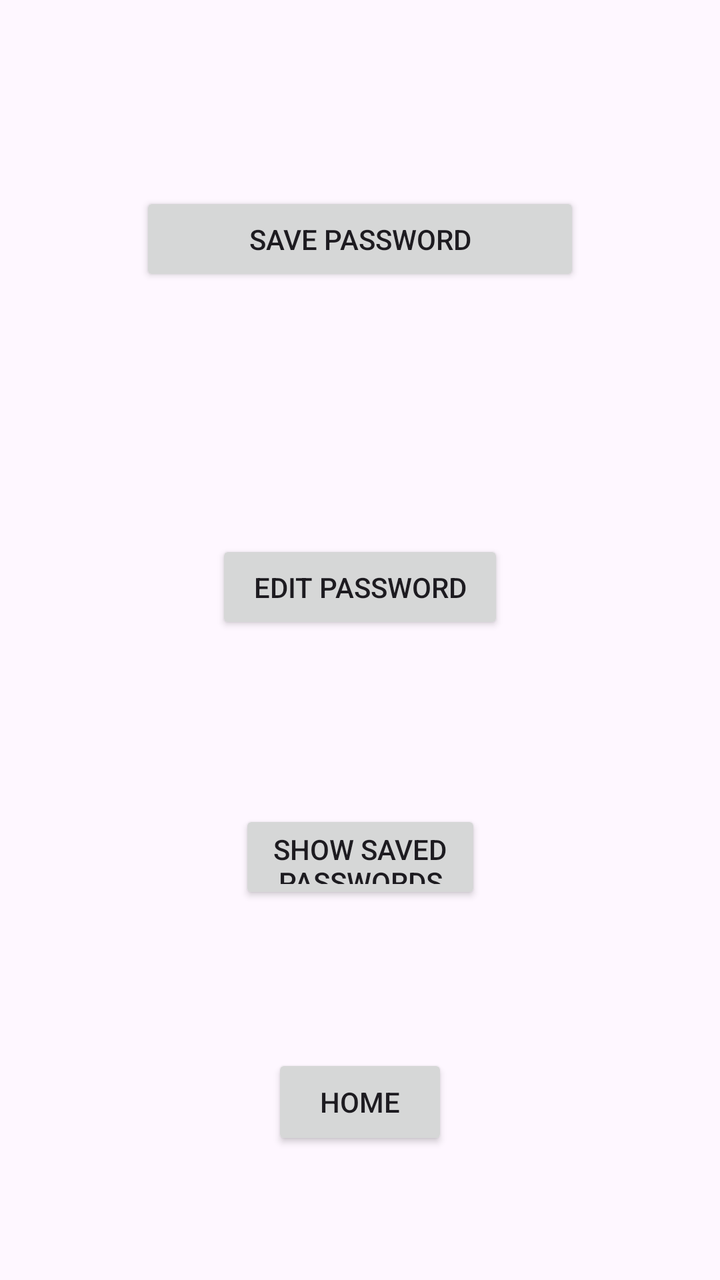
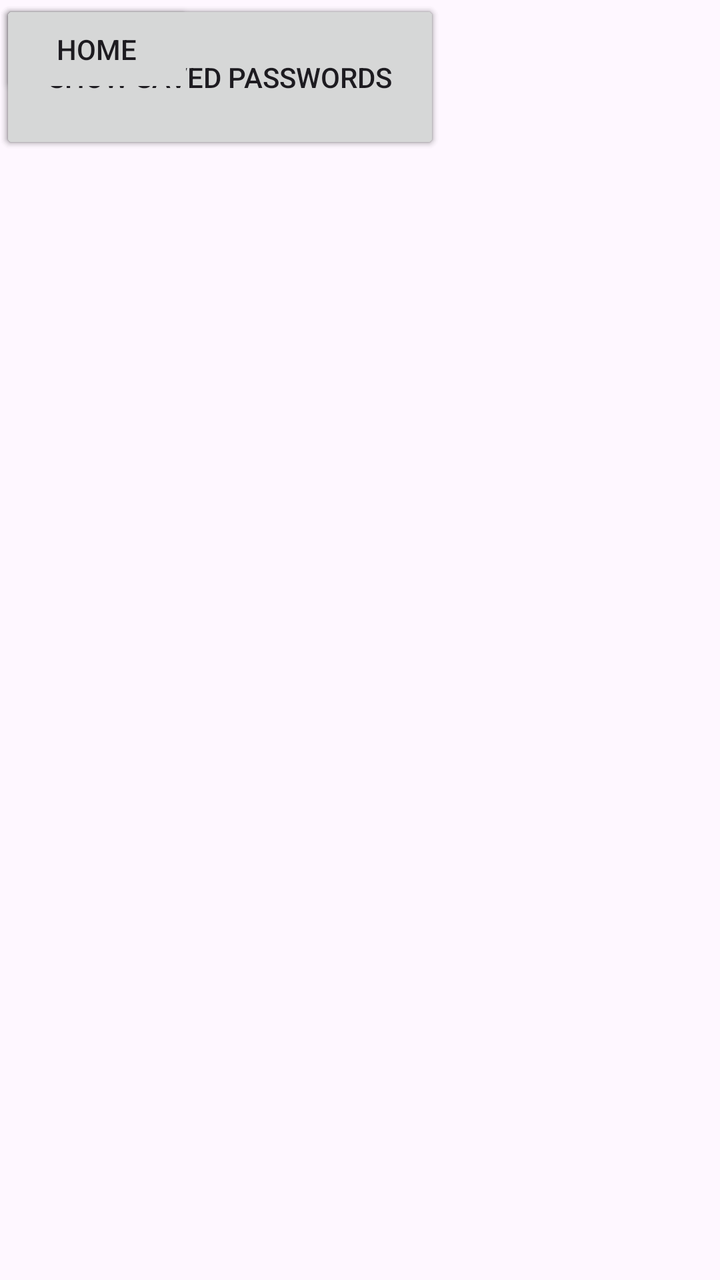

Compare the two renders of this Android layout. The source of the first and the diff that turns it into the second are given below.
<!-- AndroidManifest.xml: application theme Theme.AppInterface1 -->
<!-- res/layout/activity_choice_screen.xml -->
<?xml version="1.0" encoding="utf-8"?>
<androidx.constraintlayout.widget.ConstraintLayout xmlns:android="http://schemas.android.com/apk/res/android"
    xmlns:app="http://schemas.android.com/apk/res-auto"
    xmlns:tools="http://schemas.android.com/tools"
    android:id="@+id/main"
    android:layout_width="match_parent"
    android:layout_height="match_parent"
    tools:context=".choiceScreen">

    <Button
        android:id="@+id/button12"
        android:layout_width="220dp"
        android:layout_height="0dp"
        android:layout_marginTop="96dp"
        android:layout_marginBottom="127dp"
        android:onClick="selectOptions"
        android:text="Save Password"
        app:layout_constraintBottom_toTopOf="@+id/buttonE"
        app:layout_constraintEnd_toEndOf="parent"
        app:layout_constraintStart_toStartOf="parent"
        app:layout_constraintTop_toTopOf="parent" />

    <Button
        android:id="@+id/buttonE"
        android:layout_width="144dp"
        android:layout_height="0dp"
        android:layout_marginBottom="88dp"
        android:onClick="selectOptions"
        android:text="Edit Password"
        app:layout_constraintBottom_toTopOf="@+id/button7"
        app:layout_constraintEnd_toEndOf="parent"
        app:layout_constraintStart_toStartOf="parent"
        app:layout_constraintTop_toBottomOf="@+id/button12" />

    <Button
        android:id="@+id/button7"
        android:layout_width="121dp"
        android:layout_height="0dp"
        android:layout_marginBottom="75dp"
        android:onClick="selectOptions"
        android:text="Show Saved Passwords"
        app:layout_constraintBottom_toTopOf="@+id/button8"
        app:layout_constraintEnd_toEndOf="parent"
        app:layout_constraintStart_toStartOf="parent"
        app:layout_constraintTop_toBottomOf="@+id/buttonE" />

    <Button
        android:id="@+id/button8"
        android:layout_width="wrap_content"
        android:layout_height="wrap_content"
        android:layout_marginBottom="65dp"
        android:onClick="homeScreen"
        android:text="Home"
        app:layout_constraintBottom_toBottomOf="parent"
        app:layout_constraintEnd_toEndOf="parent"
        app:layout_constraintStart_toStartOf="parent"
        app:layout_constraintTop_toBottomOf="@+id/button7" />

</androidx.constraintlayout.widget.ConstraintLayout>
<!-- resources referenced by this layout -->
<resources>
  <style name="Theme.AppInterface1" parent="Base.Theme.AppInterface1" />
  <style name="Base.Theme.AppInterface1" parent="Theme.Material3.DayNight.NoActionBar">
          
          
      </style>
</resources>

<!-- the commit's change to res/layout/activity_choice_screen.xml (unified diff, before → after) -->
@@ -10,50 +10,37 @@
     <Button
         android:id="@+id/button12"
         android:layout_width="220dp"
-        android:layout_height="0dp"
-        android:layout_marginTop="96dp"
-        android:layout_marginBottom="127dp"
+        android:layout_height="77dp"
         android:onClick="selectOptions"
         android:text="Save Password"
-        app:layout_constraintBottom_toTopOf="@+id/buttonE"
-        app:layout_constraintEnd_toEndOf="parent"
-        app:layout_constraintStart_toStartOf="parent"
-        app:layout_constraintTop_toTopOf="parent" />
+        tools:layout_editor_absoluteX="95dp"
+        tools:layout_editor_absoluteY="82dp" />
 
     <Button
         android:id="@+id/buttonE"
-        android:layout_width="144dp"
-        android:layout_height="0dp"
-        android:layout_marginBottom="88dp"
+        android:layout_width="220dp"
+        android:layout_height="77dp"
         android:onClick="selectOptions"
         android:text="Edit Password"
-        app:layout_constraintBottom_toTopOf="@+id/button7"
-        app:layout_constraintEnd_toEndOf="parent"
-        app:layout_constraintStart_toStartOf="parent"
-        app:layout_constraintTop_toBottomOf="@+id/button12" />
+        tools:layout_editor_absoluteX="95dp"
+        tools:layout_editor_absoluteY="262dp" />
 
     <Button
         android:id="@+id/button7"
-        android:layout_width="121dp"
-        android:layout_height="0dp"
-        android:layout_marginBottom="75dp"
+        android:layout_width="220dp"
+        android:layout_height="77dp"
         android:onClick="selectOptions"
         android:text="Show Saved Passwords"
-        app:layout_constraintBottom_toTopOf="@+id/button8"
-        app:layout_constraintEnd_toEndOf="parent"
-        app:layout_constraintStart_toStartOf="parent"
-        app:layout_constraintTop_toBottomOf="@+id/buttonE" />
+        tools:layout_editor_absoluteX="95dp"
+        tools:layout_editor_absoluteY="448dp" />
 
     <Button
         android:id="@+id/button8"
-        android:layout_width="wrap_content"
-        android:layout_height="wrap_content"
-        android:layout_marginBottom="65dp"
+        android:layout_width="97dp"
+        android:layout_height="49dp"
         android:onClick="homeScreen"
         android:text="Home"
-        app:layout_constraintBottom_toBottomOf="parent"
-        app:layout_constraintEnd_toEndOf="parent"
-        app:layout_constraintStart_toStartOf="parent"
-        app:layout_constraintTop_toBottomOf="@+id/button7" />
+        tools:layout_editor_absoluteX="157dp"
+        tools:layout_editor_absoluteY="617dp" />
 
 </androidx.constraintlayout.widget.ConstraintLayout>
